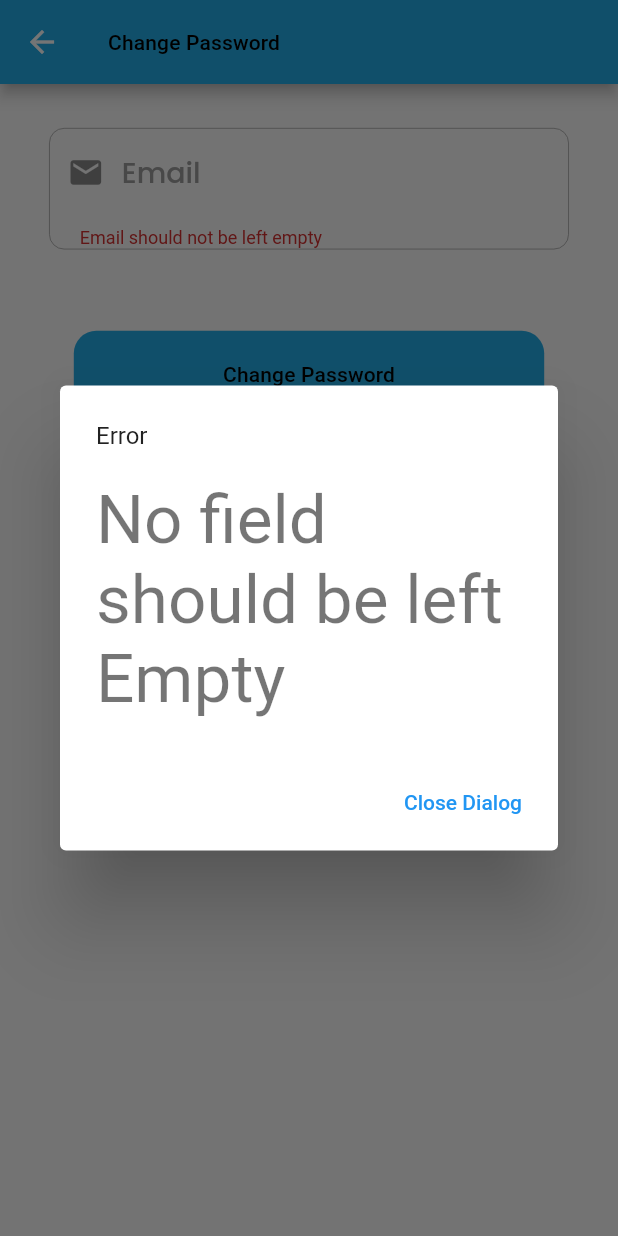
After one commit to nithinraaj27/Home-Service, a Flutter app: the forgetpassword screen opened directly, after a tap on "Change Password", on a phone screen of 412 x 824 dp. The commit adds this screen. Run offline on Flutter 3.47's test engine with Material 2 defaults, Android fonts, the light colour scheme and no system bars; our stand-ins replace cloud_firestore, firebase_auth, firebase_core, font_awesome_flutter, google_fonts, google_sign_in and 3 more; missing offline and left inert: dart:ffi, flutter_animated_dialog; accounts and stored records are empty.

Commit message:
after apk

```diff
--- a/lib/screens/Main_Page/signin.dart
+++ b/lib/screens/Main_Page/signin.dart
@@ -3,7 +3,6 @@ import 'package:flutter/material.dart';
 import 'package:google_fonts/google_fonts.dart';
 import 'package:google_sign_in/google_sign_in.dart';
 import 'package:home_service/Animation/animation.dart';
-import 'package:home_service/screens/Main_Page/forgetpassword.dart';
 import 'package:home_service/screens/Main_Page/mobilesignin.dart';
 import 'package:home_service/screens/Main_Page/signup.dart';
 import 'package:home_service/service/googlesignin.dart';
@@ -362,11 +361,7 @@ class _signinState extends State<signin> {
                             ),
                             SizedBox(height: SizeConfig.height! * 1,),
                             Expanded(
-                                child: GestureDetector(
-                                  onTap: (){
-                                    Navigator.of(context).push(MaterialPageRoute(builder: (context) => forgetpassword()));
-                                  },
-                                    child: Text("Forgot password?",style: Theme.of(context).textTheme.headline3!.merge(TextStyle(color: Colors.black54)),))
+                                child: Text("Forgot password?",style: Theme.of(context).textTheme.headline3!.merge(TextStyle(color: Colors.black54)),)
                             )
                           ],
                         ),
--- a/lib/screens/Profile_Page/Edit Profile/change_password.dart
+++ b/lib/screens/Profile_Page/Edit Profile/change_password.dart
@@ -1,8 +1,9 @@
 import 'package:flutter/material.dart';
 import 'package:google_fonts/google_fonts.dart';
 import 'package:home_service/Animation/animation.dart';
-import 'package:home_service/screens/Main_Page/forgetpassword.dart';
 import 'package:home_service/sizeconfig.dart';
+
+import '../../forgetpassword.dart';
 
 
 
--- /dev/null
+++ b/lib/screens/forgetpassword.dart
@@ -0,0 +1,213 @@
+import 'package:firebase_auth/firebase_auth.dart';
+import 'package:flutter/material.dart';
+import 'package:flutter_animated_dialog/flutter_animated_dialog.dart';
+import 'package:google_fonts/google_fonts.dart';
+import 'package:home_service/Animation/animation.dart';
+import 'package:home_service/main.dart';
+
+
+import '../sizeconfig.dart';
+import 'Main_Page/signin.dart';
+
+class forgetpassword extends StatefulWidget {
+  const forgetpassword({Key? key}) : super(key: key);
+
+  @override
+  _forgetpasswordState createState() => _forgetpasswordState();
+}
+
+class _forgetpasswordState extends State<forgetpassword> {
+  String? email;
+  bool _autovalidate = false;
+  final _formKey = GlobalKey<FormState>();
+
+  Future<void> _alertDialogBox(String error) async {
+    return showDialog(
+        context: context,
+        builder: (context) {
+          return AlertDialog(
+            title: Text(
+              "Error",
+              style: Theme.of(context).textTheme.subtitle1,
+            ),
+            content: Container(
+              child: Text(
+                error,
+                style: Theme.of(context).textTheme.headline3,
+              ),
+            ),
+            actions: [
+              FlatButton(
+                  onPressed: () {
+                    Navigator.pop(context);
+                  },
+                  child: Text(
+                    "Close Dialog",
+                    style: TextStyle(color: Colors.blue),
+                  )),
+            ],
+          );
+        });
+  }
+
+  @override
+  Widget build(BuildContext context) {
+    return SafeArea(
+      child: Scaffold(
+        resizeToAvoidBottomInset: false,
+        appBar: AppBar(
+          title: Text(
+            "Change Password",
+            style: Theme.of(context).textTheme.subtitle2,
+          ),
+          backgroundColor: Color(0xff23ADE8),
+        ),
+        body: Padding(
+          padding: const EdgeInsets.all(8.0),
+          child: Container(
+            height: SizeConfig.height! * 30,
+            width: double.infinity,
+            //color: Colors.red,
+            child: Form(
+              key: _formKey,
+              child: Column(
+                children: [
+                  Expanded(
+                      child: FadeAnimation(
+                    1.1,
+                    Container(
+                      padding: EdgeInsets.symmetric(
+                          horizontal: SizeConfig.width! * 6),
+                      height: SizeConfig.height! * 4,
+                      alignment: Alignment.center,
+                      child: Container(
+                        decoration: BoxDecoration(
+                            border: Border.all(
+                                width: 0.5, color: Colors.grey.shade500),
+                            borderRadius: BorderRadius.circular(10)),
+                        child: TextFormField(
+                          onChanged: (val) {
+                            setState(() {
+                              email = val;
+                            });
+                          },
+                          validator: (value) {
+                            if (value!.isEmpty && value == "") {
+                              return "Email should not be left empty";
+                            }
+                            return null;
+                          },
+                          autovalidate: _autovalidate,
+                          decoration: InputDecoration(
+                              hintText: "Email",
+                              errorMaxLines: 1,
+                              prefixIcon: Icon(
+                                Icons.mail,
+                                size: SizeConfig.height! * 3,
+                              ),
+                              contentPadding: EdgeInsets.symmetric(
+                                  vertical: 15, horizontal: 20),
+                              hintStyle: GoogleFonts.poppins(
+                                  fontSize: SizeConfig.height! * 2.3,
+                                  fontWeight: FontWeight.w500,
+                                  color: Colors.grey),
+                              border: InputBorder.none),
+                          style: GoogleFonts.poppins(
+                              fontSize: SizeConfig.height! * 2,
+                              color: Colors.black),
+                        ),
+                      ),
+                    ),
+                  )),
+                  Expanded(
+                    child: FadeAnimation(
+                      1.2,
+                      Padding(
+                        padding: EdgeInsets.symmetric(
+                            horizontal: SizeConfig.width! * 10,
+                            vertical: SizeConfig.height! * 4),
+                        child: GestureDetector(
+                          onTap: () async {
+                            if (!_formKey.currentState!.validate()) {
+                              _alertDialogBox("No field should be left Empty");
+                            } else {
+                              try{
+                                print(email);
+                                await FirebaseAuth.instance
+                                    .sendPasswordResetEmail(email: email!);
+                                showAnimatedDialog(
+                                  context: context,
+                                  barrierDismissible: true,
+                                  builder: (BuildContext context) {
+                                    return Center(
+                                      child: Container(
+                                        decoration: BoxDecoration(
+                                          borderRadius: BorderRadius.circular(15),
+                                          color: Color(0xffDCE8FF),
+                                        ),
+                                        height: SizeConfig.height! * 25,
+                                        width: SizeConfig.width! * 70,
+                                        child: Padding(
+                                          padding: EdgeInsets.all(12.0),
+                                          child: Column(
+                                            mainAxisAlignment: MainAxisAlignment.spaceBetween,
+                                            children: [
+                                              Expanded(child: Text("INFO",style: Theme.of(context).textTheme.subtitle1,)),
+                                              Expanded(child: Text("Check your mail to change the password",style: Theme.of(context).textTheme.headline3,)),
+                                              Expanded(child: Container(
+                                                  alignment: Alignment.centerRight,
+                                                  child: GestureDetector(
+                                                    onTap: ()
+                                                    {
+                                                      Navigator.of(context).push(MaterialPageRoute(builder: (context) => helperone()));
+                                                    },
+                                                    child: Container(
+                                                        alignment: Alignment.center,
+                                                        height: SizeConfig.height! * 5,
+                                                        width: SizeConfig.width! * 20,
+                                                        decoration: BoxDecoration(
+                                                          borderRadius: BorderRadius.circular(15),
+                                                          color: Color(0xff23ADE8),
+                                                        ),
+                                                        child: Text("ok",style: Theme.of(context).textTheme.subtitle2,)),
+                                                  ))),
+                                            ],
+                                          ),
+                                        ),
+                                      ),
+                                    );
+                                  },
+                                  animationType:DialogTransitionType.size,
+                                  curve: Curves.easeInCirc,
+                                  duration: Duration(seconds: 1),
+                                );
+                              }
+                              catch(e){
+                                _alertDialogBox(e.toString());
+                              }
+                            }
+                          },
+                          child: Container(
+                            alignment: Alignment.center,
+                            decoration: BoxDecoration(
+                              borderRadius: BorderRadius.circular(15),
+                              color: Color(0xff23ADE8),
+                            ),
+                            child: Text(
+                              "Change Password",
+                              style: Theme.of(context).textTheme.subtitle2,
+                            ),
+                          ),
+                        ),
+                      ),
+                    ),
+                  )
+                ],
+              ),
+            ),
+          ),
+        ),
+      ),
+    );
+  }
+}
```
